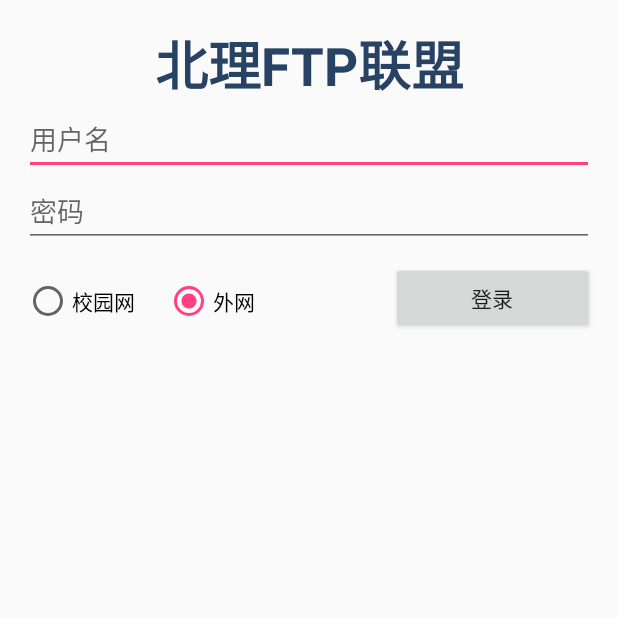
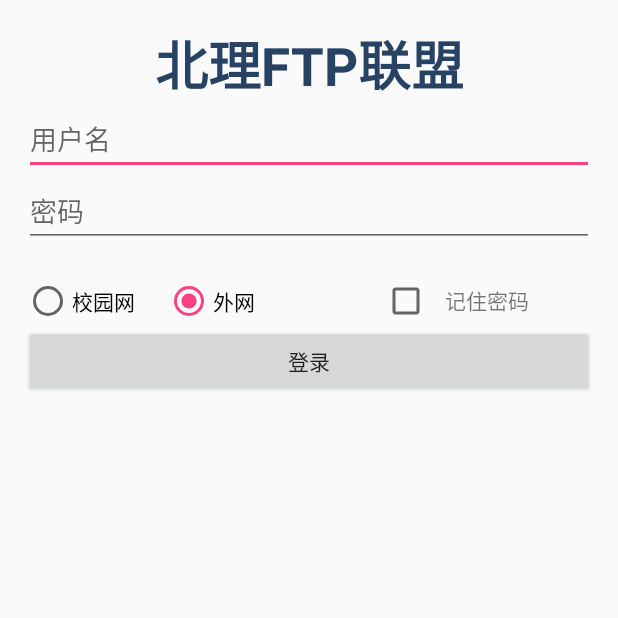
Before and after one commit to HeyOhIII/BITUnionforAndroid, an Android app: the screen it shows after launch (LoginActivity), on a phone screen of 412 x 824 dp, the top half of it. Run offline under Robolectric (Android 15) with nearby library versions, the phone set to English and light mode, and no system bars; our stand-ins replace Volley.

Commit message:
重绘登录界面，新增记住密码功能

```diff
--- a/app/src/main/java/com/example/bitunion/LoginActivity.java
+++ b/app/src/main/java/com/example/bitunion/LoginActivity.java
@@ -2,13 +2,16 @@ package com.example.bitunion;
 
 import android.app.ProgressDialog;
 import android.content.Intent;
+import android.content.SharedPreferences;
 import android.os.Bundle;
+import android.preference.PreferenceManager;
 import android.support.annotation.Nullable;
 import android.support.v7.app.ActionBar;
 import android.support.v7.app.AppCompatActivity;
 import android.text.TextUtils;
 import android.view.View;
 import android.widget.Button;
+import android.widget.CheckBox;
 import android.widget.EditText;
 import android.widget.RadioGroup;
 
@@ -30,6 +33,7 @@ public class LoginActivity extends AppCompatActivity {
 
     private EditText mUsernameView;
     private EditText mPasswordView;
+    private CheckBox mRemmberPass;
     private RadioGroup netGroup;
     private Button signIn;
     private ProgressDialog progressDialog = null;
@@ -43,9 +47,19 @@ public class LoginActivity extends AppCompatActivity {
 //        getSupportActionBar().setTitle("登录");
 //        getSupportActionBar().setDisplayHomeAsUpEnabled(false);
 
+        SharedPreferences pref = PreferenceManager.getDefaultSharedPreferences(this);
         readConfig();
         mUsernameView = (EditText)findViewById(R.id.username);
         mPasswordView = (EditText)findViewById(R.id.password);
+        mRemmberPass = (CheckBox) findViewById(R.id.remember_pass);
+        boolean isRemember = pref.getBoolean("remember_password", false);
+        if(isRemember){
+            String mUsername = pref.getString("username", "");
+            String mPassword = pref.getString("password", "");
+            mUsernameView.setText(mUsername);
+            mPasswordView.setText(mPassword);
+            mRemmberPass.setChecked(true);
+        }
 
         netGroup = (RadioGroup)findViewById(R.id.radioGroup);
         netGroup.setOnCheckedChangeListener(new RadioGroup.OnCheckedChangeListener() {
@@ -77,6 +91,7 @@ public class LoginActivity extends AppCompatActivity {
 
         mUsername = mUsernameView.getText().toString();
         mPassword = mPasswordView.getText().toString();
+        final SharedPreferences pref = PreferenceManager.getDefaultSharedPreferences(this);
 
         boolean cancle = false;
         View focusView = null;
@@ -103,6 +118,17 @@ public class LoginActivity extends AppCompatActivity {
                     if (BUApi.getResult(response) == BUApi.Result.SUCCESS) {
                         //ToastUtil.showToast(R.string.login_success);
                         ToastUtil.showToast("登录成功");
+
+                        SharedPreferences.Editor editor = pref.edit();
+                        if(mRemmberPass.isChecked()){
+                            editor.putBoolean("remember_password", true);
+                            editor.putString("username", mUsername);
+                            editor.putString("password", mPassword);
+                        }else {
+                            editor.clear();
+                        }
+                        editor.commit();
+
                         saveConfig();
                         setResult(RESULT_OK, null);
                         Intent intent = new Intent(LoginActivity.this, MainActivity.class);
--- a/app/src/main/res/layout/activity_login.xml
+++ b/app/src/main/res/layout/activity_login.xml
@@ -74,18 +74,31 @@
                 android:layout_width="wrap_content"
                 android:layout_height="wrap_content"
                 android:layout_weight="0.4"
-                android:gravity="right"
-                android:paddingTop="10dp" >
+                android:gravity="left"
+                android:paddingTop="20dp" >
 
-                <Button
-                    android:id="@+id/sign_in_button"
+                <CheckBox
+                    android:id="@+id/remember_pass"
                     android:layout_width="wrap_content"
                     android:layout_height="wrap_content"
-                    android:layout_weight="0.4"
-                    android:paddingLeft="20dp"
-                    android:paddingRight="20dp"
-                    android:text="登录"/>
+                    android:paddingRight="10dp"/>
+
+                <TextView
+                    android:layout_width="wrap_content"
+                    android:layout_height="wrap_content"
+                    android:text="记住密码"
+                    android:paddingRight="0dp"/>
+
             </LinearLayout>
         </LinearLayout>
+
+        <Button
+            android:id="@+id/sign_in_button"
+            android:layout_width="match_parent"
+            android:layout_height="wrap_content"
+            android:layout_weight="0.4"
+            android:paddingLeft="20dp"
+            android:paddingRight="20dp"
+            android:text="登录"/>
     </LinearLayout>
 </LinearLayout>
```
